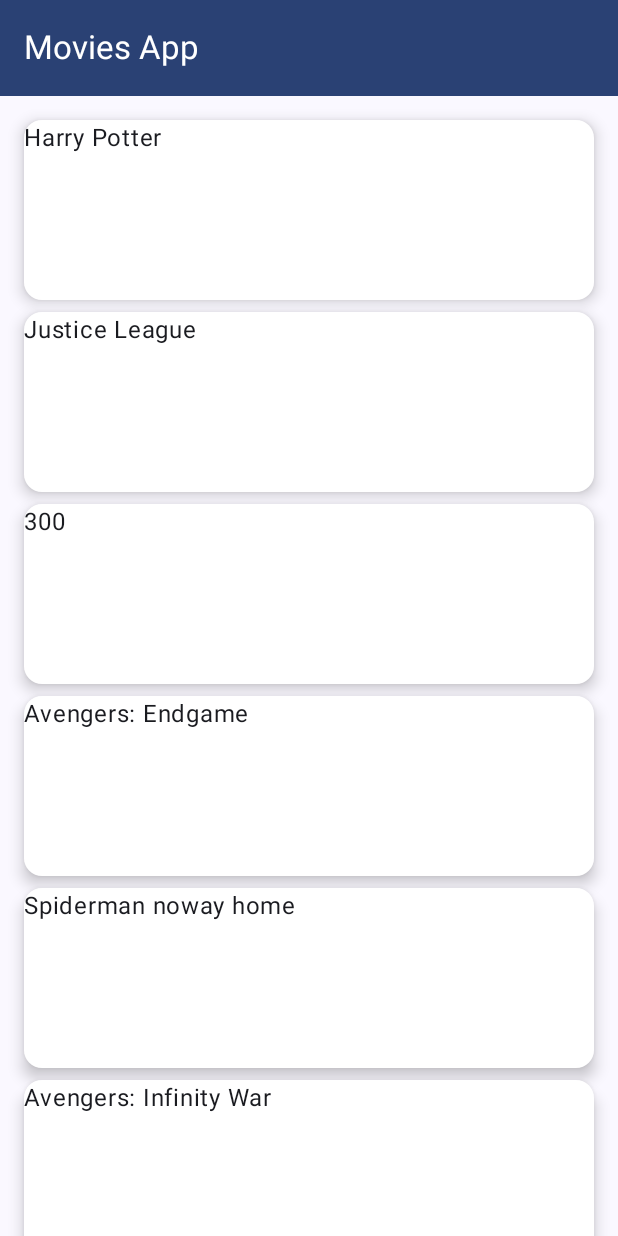
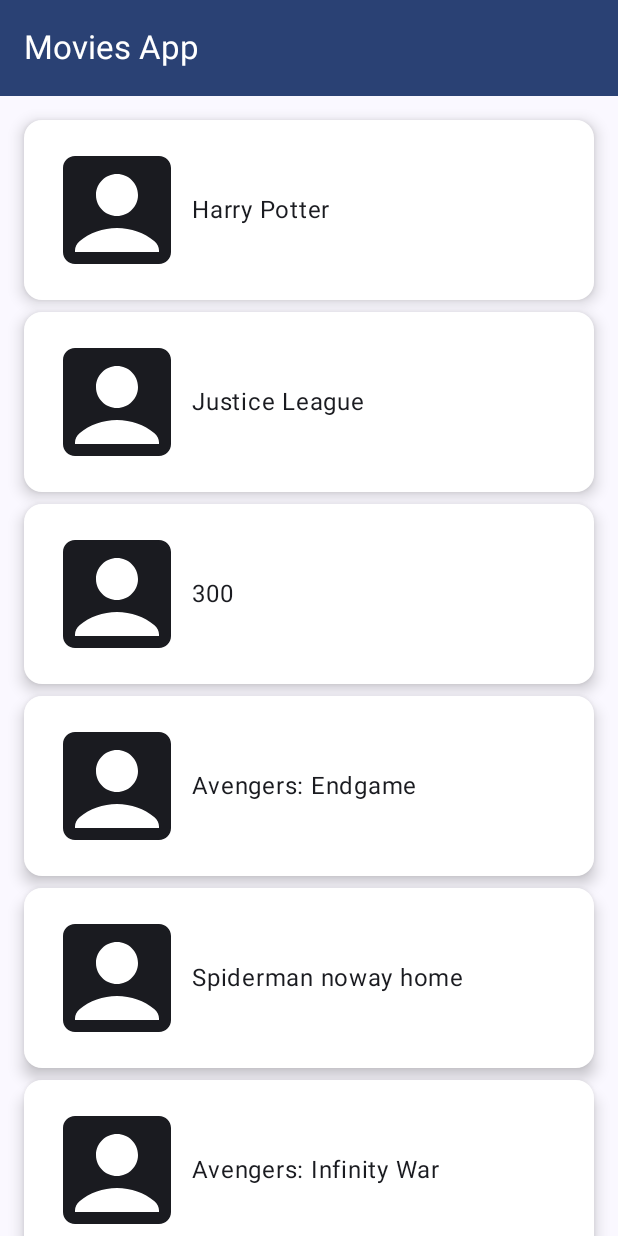
Before and after one commit to informramiz/ComposeMoviesApp, an Android app built with Jetpack Compose: the screen it shows after launch (MainActivity), on a phone screen of 412 x 824 dp. Run offline under Robolectric (Android 15) with nearby library versions, the phone set to English and light mode, and no system bars.

Commit message:
feat: Write first MovieRow draft

```diff
--- a/app/src/main/java/com/example/composemoviesapp/MainActivity.kt
+++ b/app/src/main/java/com/example/composemoviesapp/MainActivity.kt
@@ -4,19 +4,25 @@ import android.annotation.SuppressLint
 import android.os.Bundle
 import androidx.activity.ComponentActivity
 import androidx.activity.compose.setContent
+import androidx.compose.foundation.layout.Arrangement
 import androidx.compose.foundation.layout.Box
 import androidx.compose.foundation.layout.PaddingValues
+import androidx.compose.foundation.layout.Row
 import androidx.compose.foundation.layout.fillMaxSize
 import androidx.compose.foundation.layout.fillMaxWidth
 import androidx.compose.foundation.layout.height
 import androidx.compose.foundation.layout.padding
+import androidx.compose.foundation.layout.size
 import androidx.compose.foundation.lazy.LazyColumn
 import androidx.compose.foundation.lazy.items
 import androidx.compose.foundation.shape.RoundedCornerShape
+import androidx.compose.material.icons.Icons
+import androidx.compose.material.icons.filled.AccountBox
 import androidx.compose.material3.Card
 import androidx.compose.material3.CardDefaults
 import androidx.compose.material3.CardElevation
 import androidx.compose.material3.ExperimentalMaterial3Api
+import androidx.compose.material3.Icon
 import androidx.compose.material3.MaterialTheme
 import androidx.compose.material3.Scaffold
 import androidx.compose.material3.Surface
@@ -24,8 +30,11 @@ import androidx.compose.material3.Text
 import androidx.compose.material3.TopAppBar
 import androidx.compose.material3.TopAppBarDefaults
 import androidx.compose.runtime.Composable
+import androidx.compose.ui.Alignment
 import androidx.compose.ui.Modifier
+import androidx.compose.ui.draw.clip
 import androidx.compose.ui.graphics.Color
+import androidx.compose.ui.graphics.RectangleShape
 import androidx.compose.ui.tooling.preview.Preview
 import androidx.compose.ui.unit.dp
 import com.example.composemoviesapp.ui.theme.ComposeMoviesAppTheme
@@ -101,7 +110,20 @@ private fun MovieRow(movie: String) {
         elevation = CardDefaults.cardElevation(defaultElevation = 6.dp),
         colors = CardDefaults.cardColors(containerColor = Color.White)
     ) {
-        Text(text = movie)
+        Row(
+            modifier = Modifier.padding(12.dp),
+            verticalAlignment = Alignment.CenterVertically,
+            horizontalArrangement = Arrangement.Start
+        ) {
+            Icon(
+                modifier = Modifier
+                    .size(100.dp)
+                    .clip(RectangleShape),
+                imageVector = Icons.Default.AccountBox,
+                contentDescription = "Movie image"
+            )
+            Text(text = movie)
+        }
     }
 }
 
```
